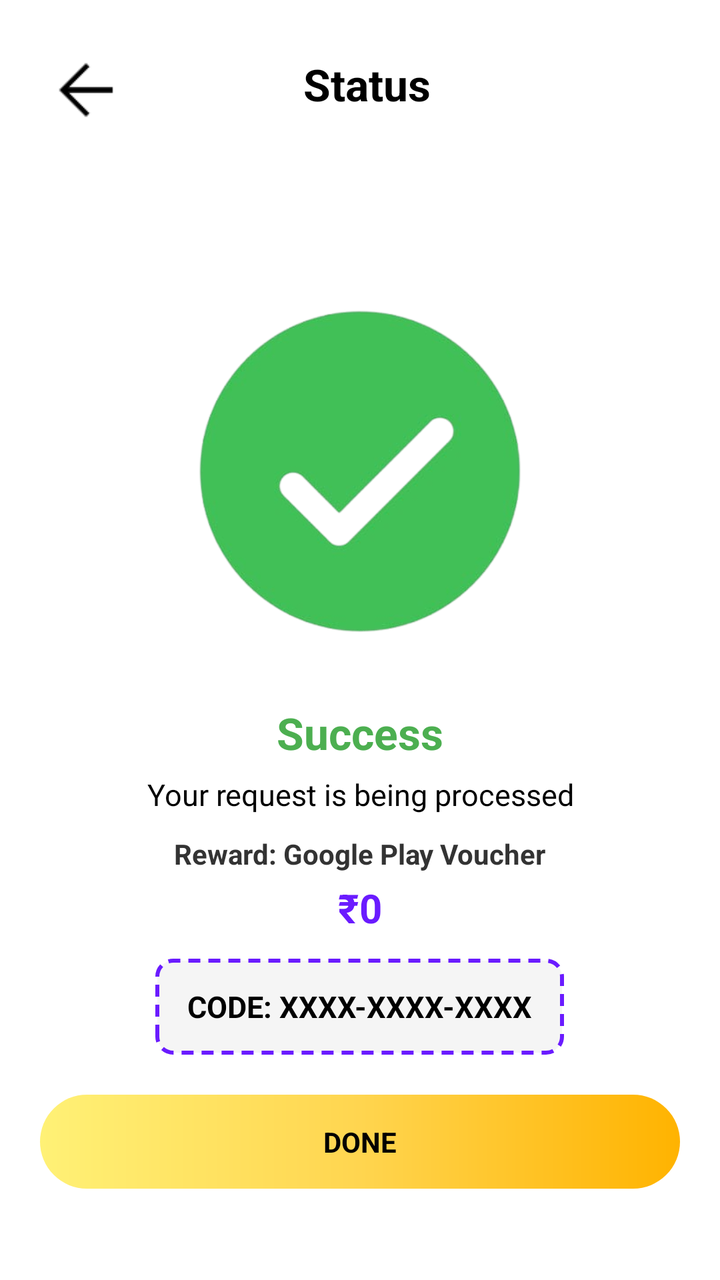
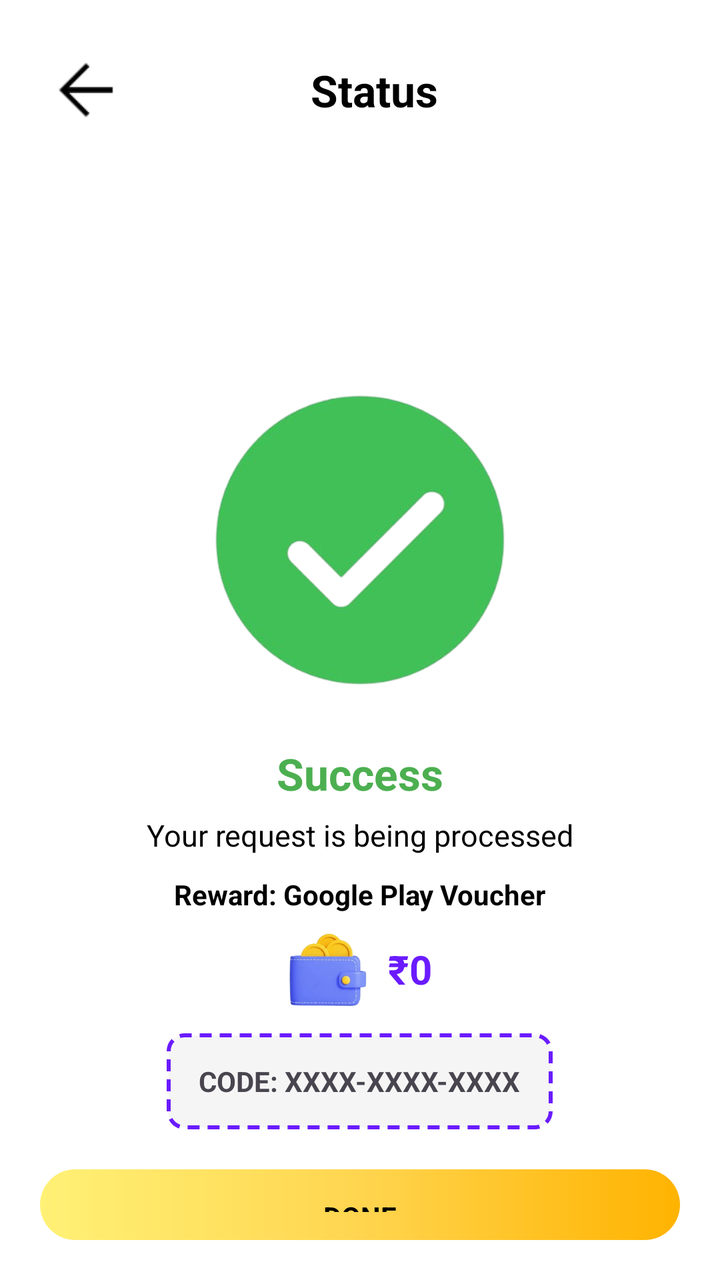

An Android layout rendered at two revisions. The XML below is the earlier revision; the diff shows what the commit changed to produce the second picture.
<!-- AndroidManifest.xml: application theme Theme.RGamer -->
<!-- res/layout/activity_withdraw_success.xml -->
<?xml version="1.0" encoding="utf-8"?>
<LinearLayout xmlns:android="http://schemas.android.com/apk/res/android"
    android:layout_width="match_parent"
    android:layout_height="match_parent"
    android:orientation="vertical"
    android:background="#FFFFFF">

    
    <LinearLayout
        android:layout_width="430dp"
        android:layout_height="90dp"
        android:gravity="center_vertical"
        android:paddingHorizontal="16dp">

        
        <ImageView
            android:id="@+id/btnBack"
            android:layout_width="wrap_content"
            android:layout_height="40dp"
            android:contentDescription="Back"
            android:src="@drawable/back_arrow" />

        
        <TextView
            android:id="@+id/txtHeader"
            android:layout_width="311dp"
            android:layout_height="35dp"
            android:layout_weight="1"
            android:gravity="center_horizontal"
            android:text="Status"
            android:textColor="@color/black"
            android:textSize="22sp"
            android:textStyle="bold" />

        
        <View
            android:layout_width="117dp"
            android:layout_height="80dp" />
    </LinearLayout>

    
    <LinearLayout
        android:layout_width="match_parent"
        android:layout_height="0dp"
        android:layout_weight="1"
        android:orientation="vertical"
        android:gravity="center"
        android:padding="20dp">

        
        <ImageView
            android:id="@+id/imgSuccess"
            android:layout_width="200dp"
            android:layout_height="200dp"
            android:layout_marginBottom="16dp"
            android:src="@drawable/ic_success"
            android:contentDescription="Success" />

        
        <TextView
            android:id="@+id/txtTitle"
            android:layout_width="wrap_content"
            android:layout_height="wrap_content"
            android:text="Success"
            android:textSize="22sp"
            android:textStyle="bold"
            android:textColor="@color/color_green"
            android:layout_marginBottom="6dp" />

        
        <TextView
            android:id="@+id/txtMessage"
            android:layout_width="wrap_content"
            android:layout_height="wrap_content"
            android:text="Your request is being processed"
            android:textSize="15sp"
            android:textColor="@color/black"
            android:gravity="center"
            android:layout_marginBottom="10dp" />

        
        <TextView
            android:id="@+id/txtRewardType"
            android:layout_width="wrap_content"
            android:layout_height="wrap_content"
            android:text="Reward: Google Play Voucher"
            android:textSize="14sp"
            android:textStyle="bold"
            android:textColor="#333333"
            android:layout_marginBottom="4dp" />

        
        <TextView
            android:id="@+id/txtAmount"
            android:layout_width="wrap_content"
            android:layout_height="wrap_content"
            android:text="₹0"
            android:textSize="20sp"
            android:textStyle="bold"
            android:textColor="#6A1BFF"
            android:layout_marginBottom="12dp" />

        
        <TextView
            android:id="@+id/txtVoucherCode"
            android:layout_width="wrap_content"
            android:layout_height="48dp"
            android:gravity="center"
            android:paddingHorizontal="16dp"
            android:background="@drawable/bg_voucher_code"
            android:text="CODE: XXXX-XXXX-XXXX"
            android:textColor="#000000"
            android:textSize="15sp"
            android:textStyle="bold"
            android:layout_marginBottom="20dp"
            android:clickable="true"
            android:focusable="true" />

        
        <TextView
            android:id="@+id/btnDone"
            android:layout_width="match_parent"
            android:layout_height="wrap_content"
            android:background="@drawable/bg_button_ripple"
            android:gravity="center"
            android:padding="14dp"
            android:text="DONE"
            android:textColor="@color/black"
            android:textStyle="bold" />
    </LinearLayout>

</LinearLayout>
<!-- resources referenced by this layout -->
<resources>
  <color name="black">#FF000000</color>
  <color name="color_green">#4CAF50</color>
  <!-- drawable back_arrow: png bitmap (drawable, 429 bytes) -->
  <!-- drawable bg_button_ripple (drawable) -->
  <?xml version="1.0" encoding="utf-8"?>
  <ripple xmlns:android="http://schemas.android.com/apk/res/android"
      android:color="#40FFFFFF">
  
      
      <item android:id="@android:id/mask">
          <shape android:shape="rectangle">
              <corners android:radius="30dp"/>
              <solid android:color="@android:color/white"/>
          </shape>
      </item>
  
      
      <item>
          <shape android:shape="rectangle">
  
              <gradient
                  android:type="linear"
                  android:angle="0"
                  android:startColor="#FFF176"
              android:centerColor="#FFD54F"
              android:endColor="#FFB300"/>
  
              <corners android:radius="30dp"/>
  
          </shape>
      </item>
  
  </ripple>
  <!-- drawable bg_voucher_code (drawable) -->
  <?xml version="1.0" encoding="utf-8"?>
  <shape xmlns:android="http://schemas.android.com/apk/res/android"
      android:shape="rectangle">
  
      
      <solid android:color="#F5F5F5"/>
  
      
      <corners android:radius="8dp"/>
  
      
      <stroke
          android:width="2dp"
          android:color="#6A1BFF"
          android:dashWidth="6dp"
          android:dashGap="4dp"/>
  
      
      <padding
          android:left="12dp"
          android:top="10dp"
          android:right="12dp"
          android:bottom="10dp"/>
  </shape>
  <!-- drawable ic_success: png bitmap (drawable, 60209 bytes) -->
  <style name="Theme.RGamer" parent="Base.Theme.RGamer" />
  <style name="Base.Theme.RGamer" parent="Theme.Material3.DayNight.NoActionBar">
          
          
      </style>
</resources>

<!-- the commit's change to res/layout/activity_withdraw_success.xml (unified diff, before → after) -->
@@ -7,35 +7,31 @@
 
     
     <LinearLayout
-        android:layout_width="430dp"
+        android:layout_width="match_parent"
         android:layout_height="90dp"
         android:gravity="center_vertical"
         android:paddingHorizontal="16dp">
 
-        
         <ImageView
             android:id="@+id/btnBack"
             android:layout_width="wrap_content"
             android:layout_height="40dp"
-            android:contentDescription="Back"
             android:src="@drawable/back_arrow" />
 
-        
         <TextView
             android:id="@+id/txtHeader"
-            android:layout_width="311dp"
-            android:layout_height="35dp"
+            android:layout_width="0dp"
+            android:layout_height="wrap_content"
             android:layout_weight="1"
-            android:gravity="center_horizontal"
+            android:gravity="center"
+            android:textColor="@color/black"
             android:text="Status"
-            android:textColor="@color/black"
             android:textSize="22sp"
             android:textStyle="bold" />
 
-        
         <View
-            android:layout_width="117dp"
-            android:layout_height="80dp" />
+            android:layout_width="40dp"
+            android:layout_height="40dp" />
     </LinearLayout>
 
     
@@ -44,61 +40,76 @@
         android:layout_height="0dp"
         android:layout_weight="1"
         android:orientation="vertical"
-        android:gravity="center"
+        android:gravity="center_horizontal"
         android:padding="20dp">
 
         
         <ImageView
             android:id="@+id/imgSuccess"
-            android:layout_width="200dp"
-            android:layout_height="200dp"
-            android:layout_marginBottom="16dp"
-            android:src="@drawable/ic_success"
-            android:contentDescription="Success" />
+            android:layout_width="180dp"
+            android:layout_height="180dp"
+            android:layout_marginTop="70dp"
+            android:layout_marginBottom="12dp"
+            android:src="@drawable/ic_success" />
 
         
         <TextView
             android:id="@+id/txtTitle"
-            android:layout_width="wrap_content"
-            android:layout_height="wrap_content"
             android:text="Success"
             android:textSize="22sp"
             android:textStyle="bold"
             android:textColor="@color/color_green"
-            android:layout_marginBottom="6dp" />
+            android:layout_marginBottom="6dp"
+            android:layout_width="wrap_content"
+            android:layout_height="wrap_content" />
 
         
         <TextView
             android:id="@+id/txtMessage"
-            android:layout_width="wrap_content"
-            android:layout_height="wrap_content"
+            android:textColor="@color/black"
             android:text="Your request is being processed"
             android:textSize="15sp"
-            android:textColor="@color/black"
-            android:gravity="center"
-            android:layout_marginBottom="10dp" />
+            android:layout_marginBottom="10dp"
+            android:layout_width="wrap_content"
+            android:layout_height="wrap_content" />
 
         
         <TextView
             android:id="@+id/txtRewardType"
+            android:text="Reward: Google Play Voucher"
+            android:textSize="14sp"
+            android:textColor="@color/black"
+            android:textStyle="bold"
+            android:layout_marginBottom="8dp"
+            android:layout_width="wrap_content"
+            android:layout_height="wrap_content" />
+
+        
+        <LinearLayout
             android:layout_width="wrap_content"
             android:layout_height="wrap_content"
-            android:text="Reward: Google Play Voucher"
-            android:textSize="14sp"
-            android:textStyle="bold"
-            android:textColor="#333333"
-            android:layout_marginBottom="4dp" />
+            android:orientation="horizontal"
+            android:gravity="center_vertical"
+            android:layout_marginBottom="12dp">
 
-        
-        <TextView
-            android:id="@+id/txtAmount"
-            android:layout_width="wrap_content"
-            android:layout_height="wrap_content"
-            android:text="₹0"
-            android:textSize="20sp"
-            android:textStyle="bold"
-            android:textColor="#6A1BFF"
-            android:layout_marginBottom="12dp" />
+            
+            <ImageView
+                android:id="@+id/imgMethod"
+                android:layout_width="40dp"
+                android:layout_height="40dp"
+                android:layout_marginEnd="10dp"
+                android:src="@drawable/wallet_icon" />
+
+            
+            <TextView
+                android:id="@+id/txtAmount"
+                android:text="₹0"
+                android:textSize="20sp"
+                android:textStyle="bold"
+                android:textColor="#6A1BFF"
+                android:layout_width="wrap_content"
+                android:layout_height="wrap_content" />
+        </LinearLayout>
 
         
         <TextView
@@ -109,12 +120,8 @@
             android:paddingHorizontal="16dp"
             android:background="@drawable/bg_voucher_code"
             android:text="CODE: XXXX-XXXX-XXXX"
-            android:textColor="#000000"
-            android:textSize="15sp"
             android:textStyle="bold"
-            android:layout_marginBottom="20dp"
-            android:clickable="true"
-            android:focusable="true" />
+            android:layout_marginBottom="20dp" />
 
         
         <TextView
<!-- resource entries referenced after the edit -->
@@ -59,6 +59,7 @@
           android:bottom="10dp"/>
   </shape>
   <!-- drawable ic_success: png bitmap (drawable, 60209 bytes) -->
+  <!-- drawable wallet_icon: png bitmap (drawable, 38034 bytes) -->
   <style name="Theme.RGamer" parent="Base.Theme.RGamer" />
   <style name="Base.Theme.RGamer" parent="Theme.Material3.DayNight.NoActionBar">
           
